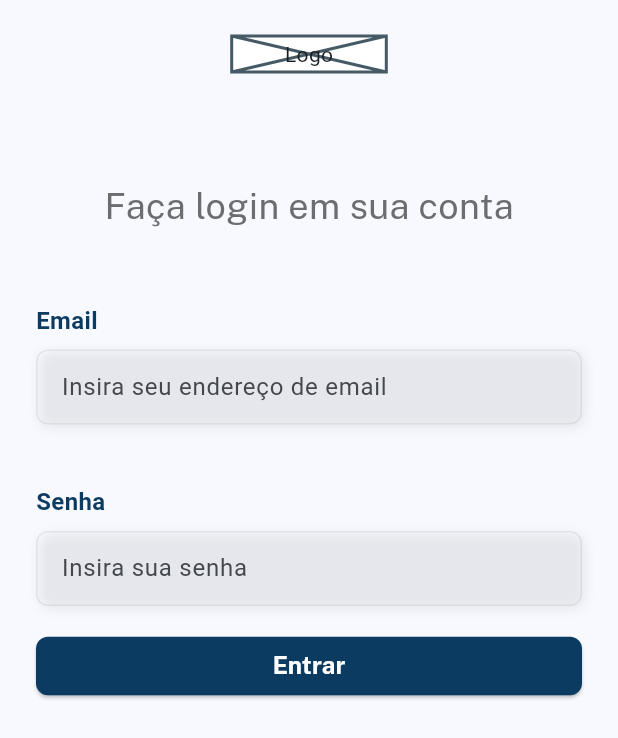
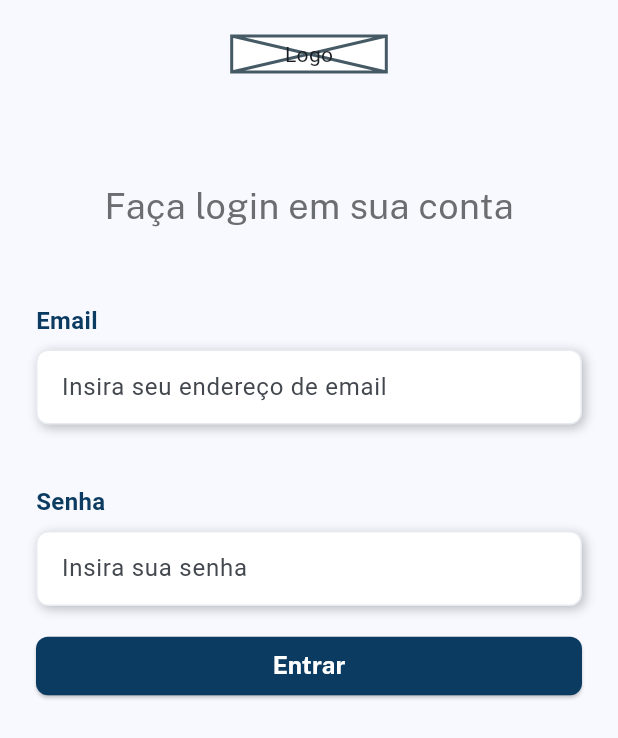
Before and after one commit to otaviohenrique1/voll_med, a Flutter app: the screen it shows after launch, on a phone screen of 412 x 824 dp. Shown: the top 738 px of the screen. Run offline on Flutter 3.47's test engine with Material 2 defaults, Android fonts, the phone set to English and light mode, and no system bars.

Commit message:
commit 12

```diff
--- a/lib/components/campo_texto.dart
+++ b/lib/components/campo_texto.dart
@@ -1,5 +1,6 @@
 import 'package:flutter/material.dart';
 import 'package:flutter/services.dart';
+import 'package:voll_med/styles/colors.dart';
 
 class CampoTexto extends StatelessWidget {
   const CampoTexto({
@@ -51,18 +52,19 @@ class CampoTexto extends StatelessWidget {
           Container(
             padding: const EdgeInsets.symmetric(horizontal: 16),
             decoration: BoxDecoration(
-              boxShadow: [
+              color: Colors.white,
+              boxShadow: const [
                 BoxShadow(
-                  color: Colors.grey.withOpacity(0.2),
-                  // color: Color.fromRGBO(248, 248, 248, 1),
+                  color: Color.fromRGBO(0, 0, 0, 0.25),
                   spreadRadius: 0,
                   blurRadius: 6,
-                  offset: const Offset(2, 2),
+                  offset: Offset(2, 2),
                 ),
               ],
               border: Border.all(
                 width: 1,
-                color: Colors.grey.withOpacity(0.2),
+                color: cinza1,
+                style: BorderStyle.solid,
               ),
               borderRadius: BorderRadius.circular(8),
             ),
```
